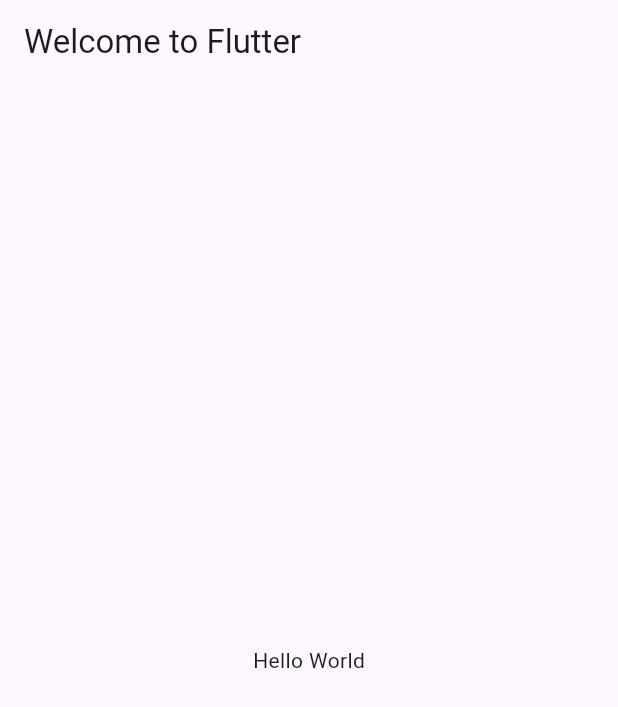
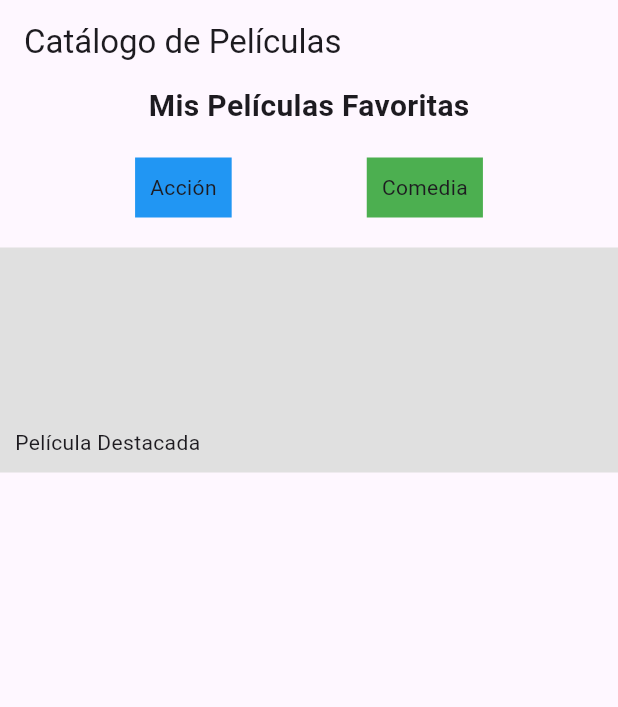
Before and after one commit to dianarojo/LDSW3.4.utilizaci-n-de-widgets, a Flutter app: the screen it shows after launch, on a phone screen of 412 x 824 dp. Shown: the top 707 px of the screen. Run offline on Flutter 3.47's test engine with Material 3 defaults, Android fonts, the phone set to English and light mode, and no system bars.

Commit message:
Aplicación de los widgets: Text, Row, Column, Stack y Container.

```diff
--- a/lib/main.dart
+++ b/lib/main.dart
@@ -1,9 +1,7 @@
-import 'package:english_words/english_words.dart';
 import 'package:flutter/material.dart';
-import 'package:provider/provider.dart';
 
 void main() {
-  runApp(MyApp());
+  runApp(const MyApp());
 }
 
 class MyApp extends StatelessWidget {
@@ -11,37 +9,59 @@ class MyApp extends StatelessWidget {
 
   @override
   Widget build(BuildContext context) {
-    return ChangeNotifierProvider(
-      create: (context) => MyAppState(),
-      child: MaterialApp(
-        title: 'Namer App',
-        theme: ThemeData(
-          useMaterial3: true,
-          colorScheme: ColorScheme.fromSeed(seedColor: Colors.deepOrange),
+    return MaterialApp(
+      home: Scaffold(
+        appBar: AppBar(
+          title: const Text('Catálogo de Películas'),
         ),
-        home: MyHomePage(),
+        body: const MovieList(),
       ),
     );
   }
 }
 
-class MyAppState extends ChangeNotifier {
-  var current = WordPair.random();
-}
+class MovieList extends StatelessWidget {
+  const MovieList({super.key});
 
-class MyHomePage extends StatelessWidget {
   @override
   Widget build(BuildContext context) {
-    return MaterialApp(
-      title: 'Welcome to Flutter',
-      home: Scaffold(
-        appBar: AppBar(
-          title: Text('Welcome to Flutter'),
+    return Column(
+      children: [
+        const Text(
+          'Mis Películas Favoritas',
+          style: TextStyle(fontSize: 20, fontWeight: FontWeight.bold),
         ),
-        body: Center(
-          child: Text('Hello World'),
+        const SizedBox(height: 20),
+        Row(
+          mainAxisAlignment: MainAxisAlignment.spaceEvenly,
+          children: [
+            Container(
+              color: Colors.blue,
+              padding: const EdgeInsets.all(10),
+              child: const Text('Acción'),
+            ),
+            Container(
+              color: Colors.green,
+              padding: const EdgeInsets.all(10),
+              child: const Text('Comedia'),
+            ),
+          ],
         ),
-      ),
+        const SizedBox(height: 20),
+        Stack(
+          children: [
+            Container(
+              height: 150,
+              color: Colors.grey[300],
+            ),
+            const Positioned(
+              bottom: 10,
+              left: 10,
+              child: Text('Película Destacada'),
+            ),
+          ],
+        ),
+      ],
     );
   }
 }
```
